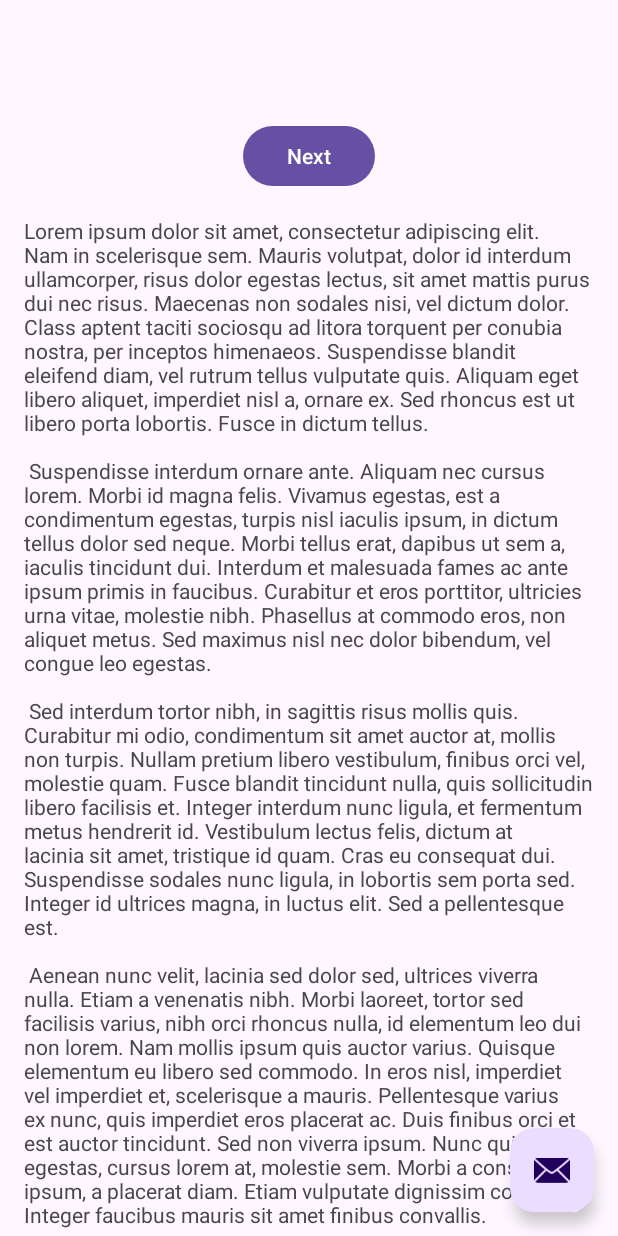
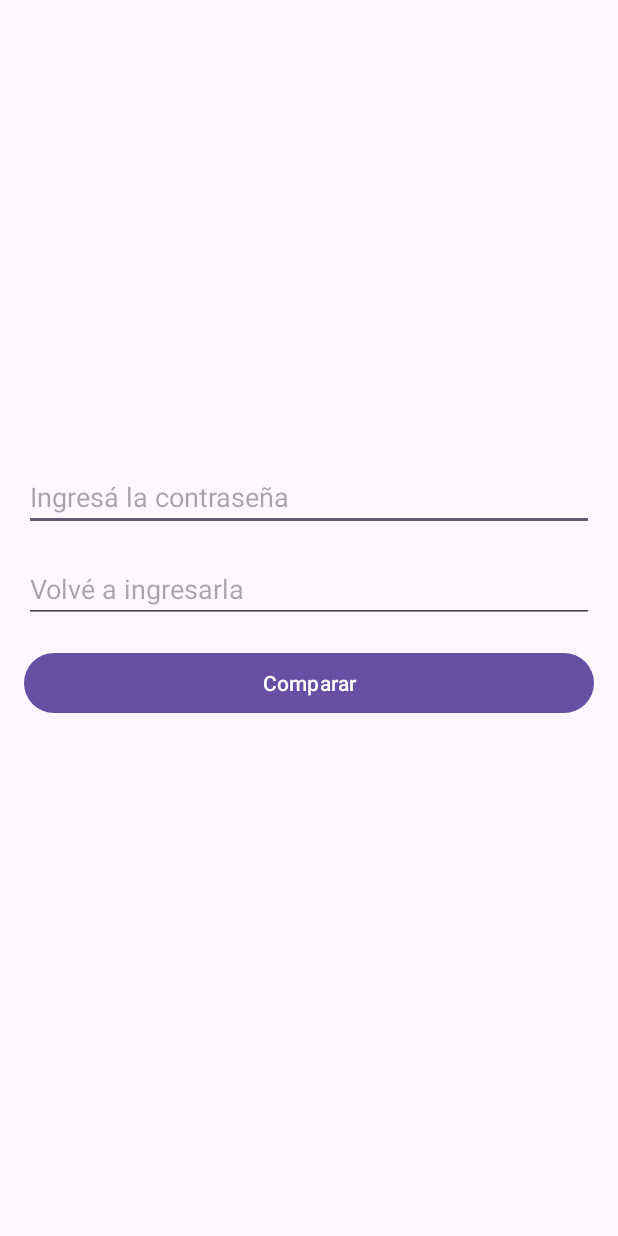
Before and after one commit to lucianorumia/comparator, an Android app: the layout activity_main.xml on its own in the app's theme, with its tools: preview values and no code run, on a phone screen of 412 x 824 dp. Run offline under Robolectric (Android 15) with nearby library versions, the phone set to English and light mode, and no system bars.

```diff
--- a/app/src/main/AndroidManifest.xml
+++ b/app/src/main/AndroidManifest.xml
@@ -13,7 +13,7 @@
         android:theme="@style/Theme.Comparator"
         tools:targetApi="31">
         <activity
-            android:name=".MainActivity"
+            android:name=".view.MainActivity"
             android:exported="true"
             android:label="@string/app_name"
             android:theme="@style/Theme.Comparator">
--- a/app/src/main/java/com/ticmas/desarrollo_aplicaciones_moviles/proyecto/comparator/FirstFragment.kt
+++ /dev/null
@@ -1,44 +0,0 @@
-package com.ticmas.desarrollo_aplicaciones_moviles.proyecto.comparator
-
-import android.os.Bundle
-import androidx.fragment.app.Fragment
-import android.view.LayoutInflater
-import android.view.View
-import android.view.ViewGroup
-import androidx.navigation.fragment.findNavController
-import com.ticmas.desarrollo_aplicaciones_moviles.proyecto.comparator.databinding.FragmentFirstBinding
-
-/**
- * A simple [Fragment] subclass as the default destination in the navigation.
- */
-class FirstFragment : Fragment() {
-
-    private var _binding: FragmentFirstBinding? = null
-
-    // This property is only valid between onCreateView and
-    // onDestroyView.
-    private val binding get() = _binding!!
-
-    override fun onCreateView(
-        inflater: LayoutInflater, container: ViewGroup?,
-        savedInstanceState: Bundle?
-    ): View? {
-
-        _binding = FragmentFirstBinding.inflate(inflater, container, false)
-        return binding.root
-
-    }
-
-    override fun onViewCreated(view: View, savedInstanceState: Bundle?) {
-        super.onViewCreated(view, savedInstanceState)
-
-        binding.buttonFirst.setOnClickListener {
-            findNavController().navigate(R.id.action_FirstFragment_to_SecondFragment)
-        }
-    }
-
-    override fun onDestroyView() {
-        super.onDestroyView()
-        _binding = null
-    }
-}
--- /dev/null
+++ b/app/src/main/java/com/ticmas/desarrollo_aplicaciones_moviles/proyecto/comparator/model/Match.kt
@@ -0,0 +1,3 @@
+package com.ticmas.desarrollo_aplicaciones_moviles.proyecto.comparator.model
+
+data class Match (val state: Boolean)
--- a/app/src/main/res/layout/activity_main.xml
+++ b/app/src/main/res/layout/activity_main.xml
@@ -5,8 +5,9 @@
     android:layout_width="match_parent"
     android:layout_height="match_parent"
     android:fitsSystemWindows="true"
-    tools:context=".MainActivity">
+    tools:context=".view.MainActivity">
 
+    <!--
     <com.google.android.material.appbar.AppBarLayout
         android:layout_width="match_parent"
         android:layout_height="wrap_content"
@@ -18,9 +19,9 @@
             android:layout_height="?attr/actionBarSize" />
 
     </com.google.android.material.appbar.AppBarLayout>
+-->
 
-    <include layout="@layout/content_main" />
-
+    <!--
     <com.google.android.material.floatingactionbutton.FloatingActionButton
         android:id="@+id/fab"
         android:layout_width="wrap_content"
@@ -29,5 +30,53 @@
         android:layout_marginEnd="@dimen/fab_margin"
         android:layout_marginBottom="16dp"
         app:srcCompat="@android:drawable/ic_dialog_email" />
+-->
+
+    <LinearLayout
+        android:id="@+id/linearLayout"
+        android:layout_width="match_parent"
+        android:layout_height="match_parent"
+        android:layout_marginLeft="16dp"
+        android:layout_marginRight="16dp"
+        android:gravity="center_vertical"
+        android:orientation="vertical">
+
+        <EditText
+            android:id="@+id/input1"
+            android:layout_width="match_parent"
+            android:layout_height="wrap_content"
+            android:layout_marginBottom="8dp"
+            android:height="48dp"
+            android:ems="10"
+            android:hint="Ingresá la contraseña"
+            android:inputType="textPassword" />
+
+        <EditText
+            android:id="@+id/input2"
+            android:layout_width="match_parent"
+            android:layout_height="wrap_content"
+            android:layout_marginTop="8dp"
+            android:layout_marginBottom="8dp"
+            android:height="48dp"
+            android:ems="10"
+            android:hint="Volvé a ingresarla"
+            android:inputType="textPassword" />
+
+        <Button
+            android:id="@+id/compareBtn"
+            android:layout_width="match_parent"
+            android:layout_height="wrap_content"
+            android:layout_marginTop="8dp"
+            android:layout_marginBottom="8dp"
+            android:height="48dp"
+            android:text="Comparar" />
+
+        <TextView
+            android:id="@+id/StateTxt"
+            android:layout_width="match_parent"
+            android:layout_height="wrap_content"
+            android:layout_marginTop="8dp"
+            android:gravity="center_horizontal" />
+    </LinearLayout>
 
 </androidx.coordinatorlayout.widget.CoordinatorLayout>
--- a/app/src/main/res/layout/content_main.xml
+++ /dev/null
@@ -1,19 +0,0 @@
-<?xml version="1.0" encoding="utf-8"?>
-<androidx.constraintlayout.widget.ConstraintLayout xmlns:android="http://schemas.android.com/apk/res/android"
-    xmlns:app="http://schemas.android.com/apk/res-auto"
-    android:layout_width="match_parent"
-    android:layout_height="match_parent"
-    app:layout_behavior="@string/appbar_scrolling_view_behavior">
-
-    <fragment
-        android:id="@+id/nav_host_fragment_content_main"
-        android:name="androidx.navigation.fragment.NavHostFragment"
-        android:layout_width="0dp"
-        android:layout_height="0dp"
-        app:defaultNavHost="true"
-        app:layout_constraintBottom_toBottomOf="parent"
-        app:layout_constraintEnd_toEndOf="parent"
-        app:layout_constraintStart_toStartOf="parent"
-        app:layout_constraintTop_toTopOf="parent"
-        app:navGraph="@navigation/nav_graph" />
-</androidx.constraintlayout.widget.ConstraintLayout>
--- a/app/src/main/res/layout/fragment_first.xml
+++ /dev/null
@@ -1,35 +0,0 @@
-<?xml version="1.0" encoding="utf-8"?>
-<androidx.core.widget.NestedScrollView xmlns:android="http://schemas.android.com/apk/res/android"
-    xmlns:app="http://schemas.android.com/apk/res-auto"
-    xmlns:tools="http://schemas.android.com/tools"
-    android:layout_width="match_parent"
-    android:layout_height="match_parent"
-    tools:context=".FirstFragment">
-
-    <androidx.constraintlayout.widget.ConstraintLayout
-        android:layout_width="match_parent"
-        android:layout_height="match_parent"
-        android:padding="16dp">
-
-        <Button
-            android:id="@+id/button_first"
-            android:layout_width="wrap_content"
-            android:layout_height="wrap_content"
-            android:text="@string/next"
-            app:layout_constraintBottom_toTopOf="@id/textview_first"
-            app:layout_constraintEnd_toEndOf="parent"
-            app:layout_constraintStart_toStartOf="parent"
-            app:layout_constraintTop_toTopOf="parent" />
-
-        <TextView
-            android:id="@+id/textview_first"
-            android:layout_width="wrap_content"
-            android:layout_height="wrap_content"
-            android:layout_marginTop="16dp"
-            android:text="@string/lorem_ipsum"
-            app:layout_constraintBottom_toBottomOf="parent"
-            app:layout_constraintEnd_toEndOf="parent"
-            app:layout_constraintStart_toStartOf="parent"
-            app:layout_constraintTop_toBottomOf="@id/button_first" />
-    </androidx.constraintlayout.widget.ConstraintLayout>
-</androidx.core.widget.NestedScrollView>
--- a/app/src/main/res/menu/menu_main.xml
+++ b/app/src/main/res/menu/menu_main.xml
@@ -1,7 +1,7 @@
 <menu xmlns:android="http://schemas.android.com/apk/res/android"
     xmlns:app="http://schemas.android.com/apk/res-auto"
     xmlns:tools="http://schemas.android.com/tools"
-    tools:context="com.ticmas.desarrollo_aplicaciones_moviles.proyecto.comparator.MainActivity">
+    tools:context="com.ticmas.desarrollo_aplicaciones_moviles.proyecto.comparator.view.MainActivity">
     <item
         android:id="@+id/action_settings"
         android:orderInCategory="100"
--- a/app/src/main/res/navigation/nav_graph.xml
+++ /dev/null
@@ -1,28 +0,0 @@
-<?xml version="1.0" encoding="utf-8"?>
-<navigation xmlns:android="http://schemas.android.com/apk/res/android"
-    xmlns:app="http://schemas.android.com/apk/res-auto"
-    xmlns:tools="http://schemas.android.com/tools"
-    android:id="@+id/nav_graph"
-    app:startDestination="@id/FirstFragment">
-
-    <fragment
-        android:id="@+id/FirstFragment"
-        android:name="com.ticmas.desarrollo_aplicaciones_moviles.proyecto.comparator.FirstFragment"
-        android:label="@string/first_fragment_label"
-        tools:layout="@layout/fragment_first">
-
-        <action
-            android:id="@+id/action_FirstFragment_to_SecondFragment"
-            app:destination="@id/SecondFragment" />
-    </fragment>
-    <fragment
-        android:id="@+id/SecondFragment"
-        android:name="com.ticmas.desarrollo_aplicaciones_moviles.proyecto.comparator.SecondFragment"
-        android:label="@string/second_fragment_label"
-        tools:layout="@layout/fragment_second">
-
-        <action
-            android:id="@+id/action_SecondFragment_to_FirstFragment"
-            app:destination="@id/FirstFragment" />
-    </fragment>
-</navigation>
```
Also changed, not shown: app/build.gradle.kts (+9 -1 lines), app/src/main/java/com/ticmas/desarrollo_aplicaciones_moviles/proyecto/comparator/MainActivity.kt (deleted, +0 -58 lines), app/src/main/java/com/ticmas/desarrollo_aplicaciones_moviles/proyecto/comparator/SecondFragment.kt (deleted, +0 -44 lines), app/src/main/java/com/ticmas/desarrollo_aplicaciones_moviles/proyecto/comparator/view/MainActivity.kt (added, +31 -0 lines), app/src/main/java/com/ticmas/desarrollo_aplicaciones_moviles/proyecto/comparator/view/MainViewModel.kt (added, +17 -0 lines), app/src/main/res/layout/fragment_second.xml (deleted, +0 -35 lines), 4 other files.
